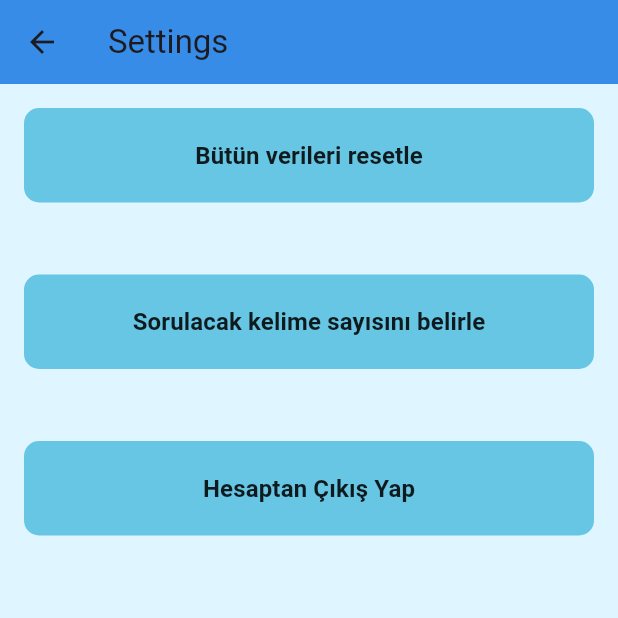
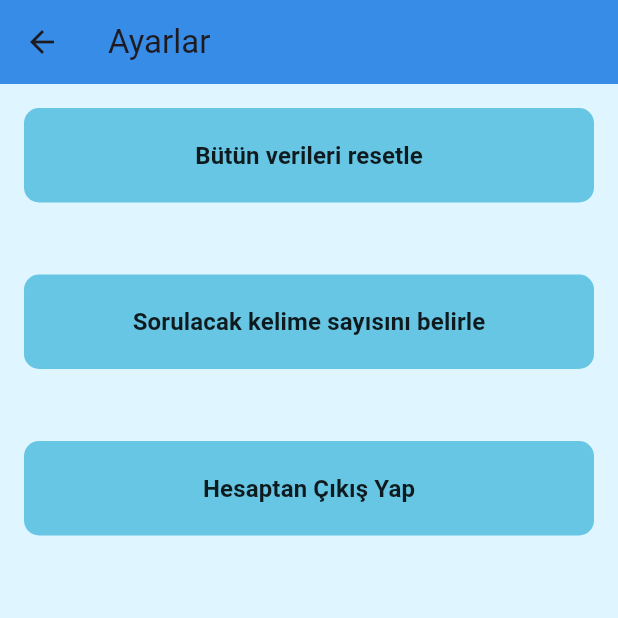
Before and after one commit to mehmet4kif/kovalingo, a Flutter app: the SettingsPage screen opened directly, on a phone screen of 412 x 824 dp, the top half of it. Run offline on Flutter 3.47's test engine with Material 3 defaults, Android fonts, the phone set to English and light mode, and no system bars; our stand-ins replace fl_chart, image_picker, printing, shared_preferences; accounts and stored records are empty.

Commit message:
bazı yazılar Türkçeye çevrildi

```diff
--- a/lib/pages/settings_page.dart
+++ b/lib/pages/settings_page.dart
@@ -12,7 +12,7 @@ class SettingsPage extends StatelessWidget {
     return Scaffold(
       backgroundColor: CustomColors.backgroundBlue,
       appBar: AppBar(
-        title: const Text("Settings"),
+        title: const Text("Ayarlar"),
         backgroundColor: CustomColors.appBarBlue,
       ),
       body: SingleChildScrollView(
```
Also changed, not shown: lib/pages/start_quiz_page.dart (+4 -4 lines).
